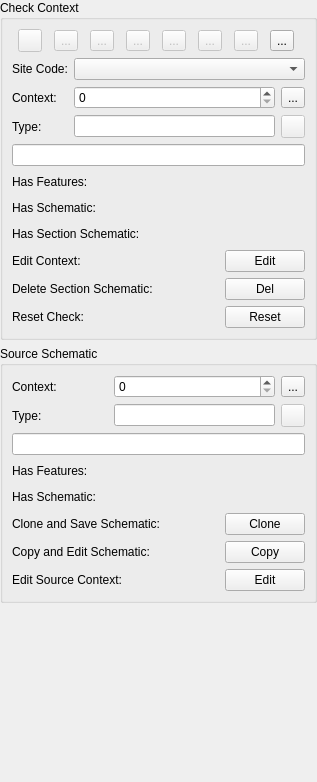
This is src/schematic_widget_base.ui in lparchaeology/ArkPlan as Qt 5 draws it before an edit. The edited form follows.
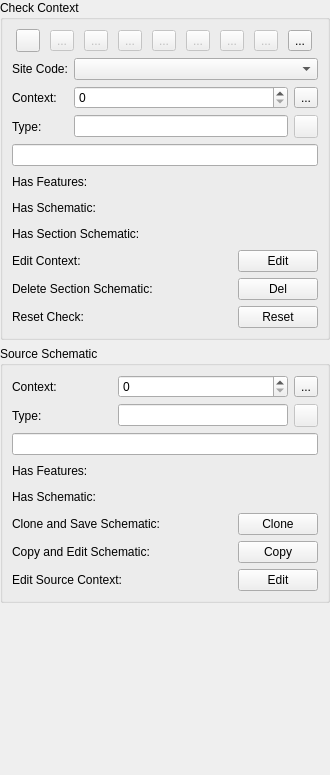
This is the edited form. Icons and pictures are not drawn. Custom widgets are drawn as their Qt base class.

Commit message: Add schematic status report

Patch:
```diff
--- a/src/schematic_widget_base.ui
+++ b/src/schematic_widget_base.ui
@@ -6,8 +6,8 @@
    <rect>
     <x>0</x>
     <y>0</y>
-    <width>317</width>
-    <height>782</height>
+    <width>330</width>
+    <height>775</height>
    </rect>
   </property>
   <property name="windowTitle">
@@ -317,7 +317,7 @@
         <item>
          <widget class="QToolButton" name="loadArkTool">
           <property name="enabled">
-           <bool>false</bool>
+           <bool>true</bool>
           </property>
           <property name="text">
            <string/>
@@ -430,6 +430,20 @@
           </property>
          </widget>
         </item>
+        <item>
+         <widget class="QToolButton" name="schematicReportTool">
+          <property name="enabled">
+           <bool>false</bool>
+          </property>
+          <property name="text">
+           <string>...</string>
+          </property>
+          <property name="icon">
+           <iconset resource="resources.qrc">
+            <normaloff>:/plugins/ark/plan/schematicReport.svg</normaloff>:/plugins/ark/plan/schematicReport.svg</iconset>
+          </property>
+         </widget>
+        </item>
         <item>
          <widget class="ActionSettingsTool" name="actionSettingsTool">
           <property name="text">
```
The commit also changes 12 other files.
